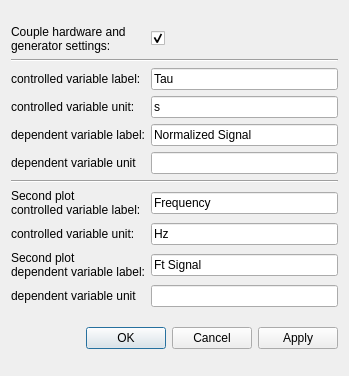
Above: gui/pulsed/ui_pulsed_main_gui_settings_analysis.ui from Ulm-IQO/qudi before the change. Below: the same form after it.
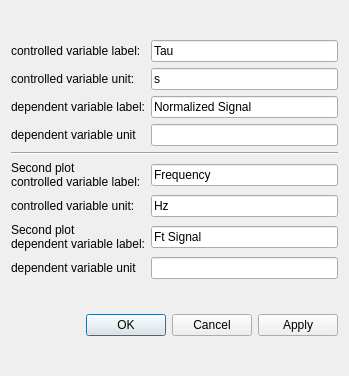
That is the form after the change.

Commit message: WIP on interfacing the new PulsedMasterLogic with the GUI

Diff of the .ui file:
```diff
--- a/gui/pulsed/ui_pulsed_main_gui_settings_analysis.ui
+++ b/gui/pulsed/ui_pulsed_main_gui_settings_analysis.ui
@@ -29,141 +29,116 @@
    </item>
    <item row="1" column="0">
     <layout class="QGridLayout" name="gridLayout">
-     <item row="7" column="1">
-      <widget class="QLineEdit" name="ana_param_second_plot_x_axis_name_LineEdit">
-       <property name="text">
-        <string>Frequency</string>
-       </property>
-      </widget>
-     </item>
-     <item row="6" column="0" colspan="2">
+     <item row="4" column="0" colspan="2">
       <widget class="Line" name="line">
        <property name="orientation">
         <enum>Qt::Horizontal</enum>
        </property>
       </widget>
      </item>
-     <item row="2" column="0">
-      <widget class="QLabel" name="ana_param_x_axis_label_Label">
-       <property name="text">
-        <string>controlled variable label:</string>
-       </property>
-      </widget>
-     </item>
-     <item row="2" column="1">
+     <item row="0" column="1">
       <widget class="QLineEdit" name="ana_param_x_axis_name_LineEdit">
        <property name="text">
         <string>Tau</string>
        </property>
       </widget>
      </item>
-     <item row="4" column="0">
+     <item row="2" column="0">
       <widget class="QLabel" name="ana_param_y_axis_label_Label">
        <property name="text">
         <string>&lt;html&gt;&lt;head/&gt;&lt;body&gt;&lt;p&gt;dependent variable label:&lt;/p&gt;&lt;/body&gt;&lt;/html&gt;</string>
        </property>
       </widget>
      </item>
-     <item row="8" column="1">
-      <widget class="QLineEdit" name="ana_param_second_plot_x_axis_unit_LineEdit">
-       <property name="text">
-        <string>Hz</string>
-       </property>
-      </widget>
-     </item>
      <item row="3" column="1">
-      <widget class="QLineEdit" name="ana_param_x_axis_unit_LineEdit">
-       <property name="text">
-        <string>s</string>
-       </property>
-      </widget>
+      <widget class="QLineEdit" name="ana_param_y_axis_unit_LineEdit"/>
      </item>
      <item row="5" column="0">
-      <widget class="QLabel" name="label_2">
-       <property name="text">
-        <string>dependent variable unit</string>
-       </property>
-      </widget>
-     </item>
-     <item row="0" column="1">
-      <widget class="QCheckBox" name="ana_param_couple_settings_checkBox">
-       <property name="text">
-        <string/>
-       </property>
-       <property name="checked">
-        <bool>true</bool>
-       </property>
-      </widget>
-     </item>
-     <item row="7" column="0">
       <widget class="QLabel" name="ana_param_second_plot_x_axis_label_Label">
        <property name="text">
         <string>&lt;html&gt;&lt;head/&gt;&lt;body&gt;&lt;p&gt;Second plot&lt;br/&gt;controlled variable label:&lt;/p&gt;&lt;/body&gt;&lt;/html&gt;</string>
        </property>
       </widget>
      </item>
-     <item row="4" column="1">
+     <item row="2" column="1">
       <widget class="QLineEdit" name="ana_param_y_axis_name_LineEdit">
        <property name="text">
         <string>Normalized Signal</string>
        </property>
       </widget>
      </item>
-     <item row="9" column="0">
+     <item row="7" column="0">
       <widget class="QLabel" name="ana_param_second_plot_y_axis_label_Label">
        <property name="text">
         <string>&lt;html&gt;&lt;head/&gt;&lt;body&gt;&lt;p&gt;Second plot&lt;br/&gt;dependent variable label:&lt;/p&gt;&lt;/body&gt;&lt;/html&gt;</string>
        </property>
       </widget>
      </item>
-     <item row="9" column="1">
+     <item row="7" column="1">
       <widget class="QLineEdit" name="ana_param_second_plot_y_axis_name_LineEdit">
        <property name="text">
         <string>Ft Signal</string>
        </property>
       </widget>
      </item>
-     <item row="3" column="0">
+     <item row="1" column="0">
       <widget class="QLabel" name="label">
        <property name="text">
         <string>controlled variable unit:</string>
        </property>
       </widget>
      </item>
+     <item row="1" column="1">
+      <widget class="QLineEdit" name="ana_param_x_axis_unit_LineEdit">
+       <property name="text">
+        <string>s</string>
+       </property>
+      </widget>
+     </item>
      <item row="5" column="1">
-      <widget class="QLineEdit" name="ana_param_y_axis_unit_LineEdit"/>
+      <widget class="QLineEdit" name="ana_param_second_plot_x_axis_name_LineEdit">
+       <property name="text">
+        <string>Frequency</string>
+       </property>
+      </widget>
      </item>
-     <item row="10" column="1">
-      <widget class="QLineEdit" name="ana_param_second_plot_y_axis_unit_LineEdit"/>
-     </item>
-     <item row="10" column="0">
-      <widget class="QLabel" name="label_4">
+     <item row="3" column="0">
+      <widget class="QLabel" name="label_2">
        <property name="text">
         <string>dependent variable unit</string>
        </property>
       </widget>
      </item>
+     <item row="6" column="1">
+      <widget class="QLineEdit" name="ana_param_second_plot_x_axis_unit_LineEdit">
+       <property name="text">
+        <string>Hz</string>
+       </property>
+      </widget>
+     </item>
+     <item row="0" column="0">
+      <widget class="QLabel" name="ana_param_x_axis_label_Label">
+       <property name="text">
+        <string>controlled variable label:</string>
+       </property>
+      </widget>
+     </item>
      <item row="8" column="0">
+      <widget class="QLabel" name="label_4">
+       <property name="text">
+        <string>dependent variable unit</string>
+       </property>
+      </widget>
+     </item>
+     <item row="6" column="0">
       <widget class="QLabel" name="label_3">
        <property name="text">
         <string>controlled variable unit:</string>
        </property>
       </widget>
      </item>
-     <item row="0" column="0">
-      <widget class="QLabel" name="label_5">
-       <property name="text">
-        <string>Couple hardware and
-generator settings:</string>
-       </property>
-      </widget>
-     </item>
-     <item row="1" column="0" colspan="2">
-      <widget class="Line" name="line_3">
-       <property name="orientation">
-        <enum>Qt::Horizontal</enum>
-       </property>
-      </widget>
+     <item row="8" column="1">
+      <widget class="QLineEdit" name="ana_param_second_plot_y_axis_unit_LineEdit"/>
      </item>
     </layout>
    </item>
```
Left out of the diff: 1 changed line with no effect on the pictures. The commit also changes 6 other files.
